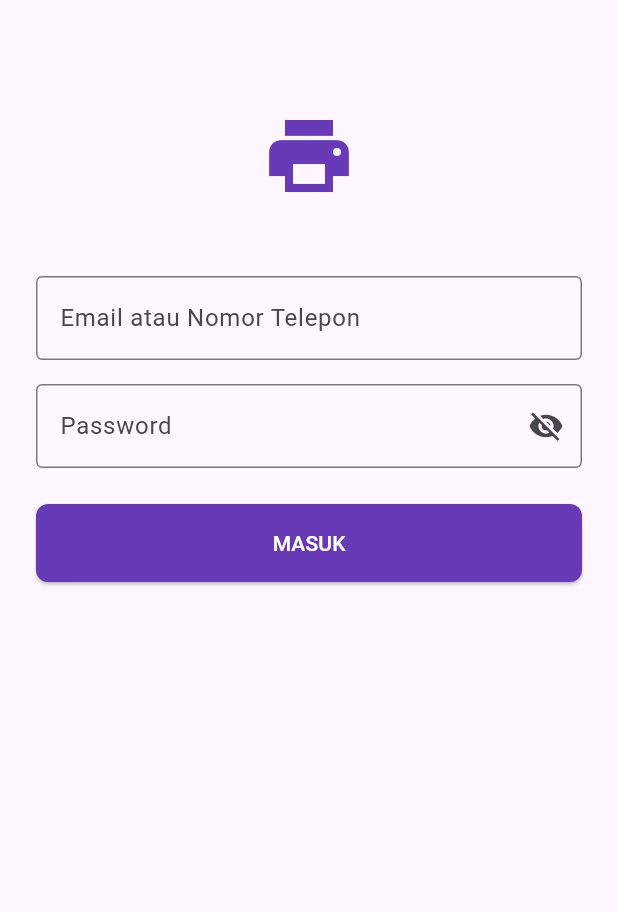
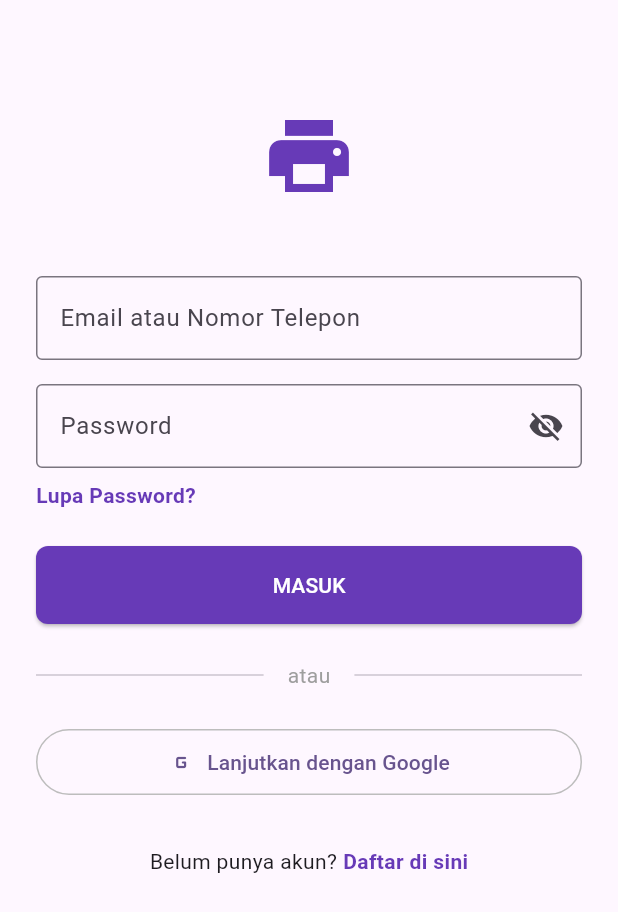
Before and after one commit to piksemos-org/piksel_mos, a Flutter app: the screen it shows after launch, on a phone screen of 412 x 824 dp. Shown: the top 912 px of the screen. Run offline on Flutter 3.47's test engine with Material 3 defaults, Android fonts, the phone set to English and light mode, and no system bars.

Commit message:
Terbaru 2

```diff
--- a/lib/screens/auth/login_screen.dart
+++ b/lib/screens/auth/login_screen.dart
@@ -5,7 +5,7 @@ import 'dart:convert';
 
 import 'package:piksel_mos/screens/auth/register_screen.dart';
 import 'package:piksel_mos/screens/auth/forgot_password_screen.dart';
-import 'package:piksel_mos/screens/home/home_screen.dart'; // Import halaman home
+import 'package:piksel_mos/screens/home/home_screen.dart';
 
 class LoginScreen extends StatefulWidget {
   final String? initialMessage;
@@ -16,21 +16,19 @@ class LoginScreen extends StatefulWidget {
 }
 
 class _LoginScreenState extends State<LoginScreen> {
-  // 3a. State Management
   final _emailPhoneController = TextEditingController();
   final _passwordController = TextEditingController();
   bool _isPasswordVisible = false;
+  bool _isLoading = false;
 
-  bool _isLoading = false;
-  String? _errorMessage;
-  String? _notificationMessage;
+  // 3a. State Management Pesan yang Baru
+  String? _feedbackMessage;
+  Color _feedbackColor = Colors.red; // Default warna untuk error
 
   @override
   void initState() {
     super.initState();
-    // Menampilkan pesan awal jika ada (misalnya setelah verifikasi berhasil)
     if (widget.initialMessage != null) {
-      // Menampilkan SnackBar setelah frame pertama selesai build
       WidgetsBinding.instance.addPostFrameCallback((_) {
         ScaffoldMessenger.of(context).showSnackBar(
           SnackBar(
@@ -49,21 +47,17 @@ class _LoginScreenState extends State<LoginScreen> {
     super.dispose();
   }
 
-  // 3b. Implementasi fungsi _performLogin()
   Future<void> _performLogin() async {
-    // 1. Mulai Loading
+    // 3b. Reset state pesan di awal
     setState(() {
       _isLoading = true;
-      _errorMessage = null;
-      _notificationMessage = null;
+      _feedbackMessage = null;
     });
 
     try {
-      // 2. Ambil Data
       final identifier = _emailPhoneController.text;
       final password = _passwordController.text;
 
-      // 3. Kirim ke Server
       final url = Uri.parse('http://178.128.18.30:3000/api/auth/login');
       final headers = {'Content-Type': 'application/json; charset=UTF-8'};
       final body = json.encode({
@@ -74,40 +68,35 @@ class _LoginScreenState extends State<LoginScreen> {
       final response = await http.post(url, headers: headers, body: body);
       final responseData = json.decode(response.body);
 
-      // 4. Tangani Respons
       if (mounted) {
         if (response.statusCode == 200) {
-          // --- Sukses ---
           Navigator.pushReplacement(
             context,
             MaterialPageRoute(builder: (context) => const HomeScreen()),
           );
         } else if (response.statusCode == 403) {
-          // --- Belum Terverifikasi ---
+          // 3b. Update state untuk status "belum terverifikasi"
           setState(() {
-            _notificationMessage = responseData['message'] ?? 'Akun Anda belum terverifikasi.';
-          });
-        } else if (response.statusCode == 401) {
-          // --- Kredensial Salah ---
-          setState(() {
-            _errorMessage = responseData['message'] ?? 'Email/Telepon atau Password salah.';
+            _feedbackMessage = responseData['message'] ?? 'Akun Anda belum terverifikasi.';
+            _feedbackColor = Colors.orange; // Warna oranye untuk peringatan
           });
         } else {
-          // --- Error Lain dari Server ---
+          // 3b. Update state untuk semua jenis error
           setState(() {
-            _errorMessage = responseData['message'] ?? 'Terjadi kesalahan tidak diketahui.';
+            _feedbackMessage = responseData['message'] ?? 'Terjadi kesalahan.';
+            _feedbackColor = Colors.red; // Warna merah untuk error
           });
         }
       }
     } catch (e) {
-      // --- Error Koneksi ---
       if (mounted) {
+        // 3b. Update state untuk error koneksi
         setState(() {
-          _errorMessage = 'Gagal terhubung ke server. Periksa koneksi Anda.';
+          _feedbackMessage = 'Gagal terhubung ke server. Periksa koneksi Anda.';
+          _feedbackColor = Colors.red;
         });
       }
     } finally {
-      // 5. Selesai Loading
       if (mounted) {
         setState(() {
           _isLoading = false;
@@ -115,7 +104,6 @@ class _LoginScreenState extends State<LoginScreen> {
       }
     }
   }
-
 
   @override
   Widget build(BuildContext context) {
@@ -135,17 +123,6 @@ class _LoginScreenState extends State<LoginScreen> {
                 ),
                 const SizedBox(height: 48),
 
-                // c. Feedback Visual (Pesan Notifikasi - Kuning/Oranye)
-                if (_notificationMessage != null)
-                  Padding(
-                    padding: const EdgeInsets.only(bottom: 16.0),
-                    child: Text(
-                      _notificationMessage!,
-                      textAlign: TextAlign.center,
-                      style: const TextStyle(color: Colors.orange, fontWeight: FontWeight.bold),
-                    ),
-                  ),
-
                 TextField(
                   controller: _emailPhoneController,
                   decoration: const InputDecoration(
@@ -163,7 +140,9 @@ class _LoginScreenState extends State<LoginScreen> {
                     border: const OutlineInputBorder(),
                     suffixIcon: IconButton(
                       icon: Icon(
-                        _isPasswordVisible ? Icons.visibility : Icons.visibility_off,
+                        _isPasswordVisible
+                            ? Icons.visibility
+                            : Icons.visibility_off,
                       ),
                       onPressed: () {
                         setState(() {
@@ -173,21 +152,43 @@ class _LoginScreenState extends State<LoginScreen> {
                     ),
                   ),
                 ),
-                // ... (Link Lupa Password tetap sama) ...
+                const SizedBox(height: 8),
+                Align(
+                  alignment: Alignment.centerLeft,
+                  child: GestureDetector(
+                    onTap: () {
+                      Navigator.push(
+                        context,
+                        MaterialPageRoute(builder: (context) => const ForgotPasswordScreen()),
+                      );
+                    },
+                    child: const Text(
+                      'Lupa Password?',
+                      style: TextStyle(
+                        fontWeight: FontWeight.bold,
+                        color: Colors.deepPurple,
+                        fontSize: 14,
+                      ),
+                    ),
+                  ),
+                ),
                 const SizedBox(height: 24),
 
-                // c. Feedback Visual (Pesan Error - Merah)
-                if (_errorMessage != null)
+                // 3c. Lokasi Tampilan Pesan Feedback yang Baru dan Tunggal
+                if (_feedbackMessage != null)
                   Padding(
-                    padding: const EdgeInsets.only(bottom: 10.0),
+                    padding: const EdgeInsets.only(bottom: 12.0),
                     child: Text(
-                      _errorMessage!,
+                      _feedbackMessage!,
                       textAlign: TextAlign.center,
-                      style: const TextStyle(color: Colors.red, fontSize: 14),
+                      style: TextStyle(
+                        color: _feedbackColor, // Menggunakan warna dinamis
+                        fontSize: 14,
+                        fontWeight: FontWeight.w500,
+                      ),
                     ),
                   ),
 
-                // c. Feedback Visual (Tombol Loading)
                 ElevatedButton(
                   onPressed: _isLoading ? null : _performLogin,
                   style: ElevatedButton.styleFrom(
@@ -203,7 +204,56 @@ class _LoginScreenState extends State<LoginScreen> {
                   )
                       : const Text('MASUK'),
                 ),
-                // ... (Sisa UI tetap sama)
+                const SizedBox(height: 24),
+                const Row(
+                  children: [
+                    Expanded(child: Divider()),
+                    Padding(
+                      padding: EdgeInsets.symmetric(horizontal: 16.0),
+                      child: Text('atau', style: TextStyle(color: Colors.grey)),
+                    ),
+                    Expanded(child: Divider()),
+                  ],
+                ),
+                const SizedBox(height: 24),
+                OutlinedButton.icon(
+                  onPressed: () {
+                    print('Tombol Lanjutkan dengan Google ditekan');
+                  },
+                  icon: const Icon(Icons.g_mobiledata_rounded),
+                  label: const Text('Lanjutkan dengan Google'),
+                  style: OutlinedButton.styleFrom(
+                    padding: const EdgeInsets.symmetric(vertical: 12),
+                    side: BorderSide(color: Colors.grey.shade400),
+                  ),
+                ),
+                const SizedBox(height: 32),
+                Row(
+                  mainAxisAlignment: MainAxisAlignment.center,
+                  children: [
+                    const Text(
+                      'Belum punya akun?',
+                      style: TextStyle(fontSize: 14),
+                    ),
+                    const SizedBox(width: 4),
+                    GestureDetector(
+                      onTap: () {
+                        Navigator.push(
+                          context,
+                          MaterialPageRoute(builder: (context) => const RegisterScreen()),
+                        );
+                      },
+                      child: const Text(
+                        'Daftar di sini',
+                        style: TextStyle(
+                          fontSize: 14,
+                          fontWeight: FontWeight.bold,
+                          color: Colors.deepPurple,
+                        ),
+                      ),
+                    ),
+                  ],
+                ),
               ],
             ),
           ),
```
